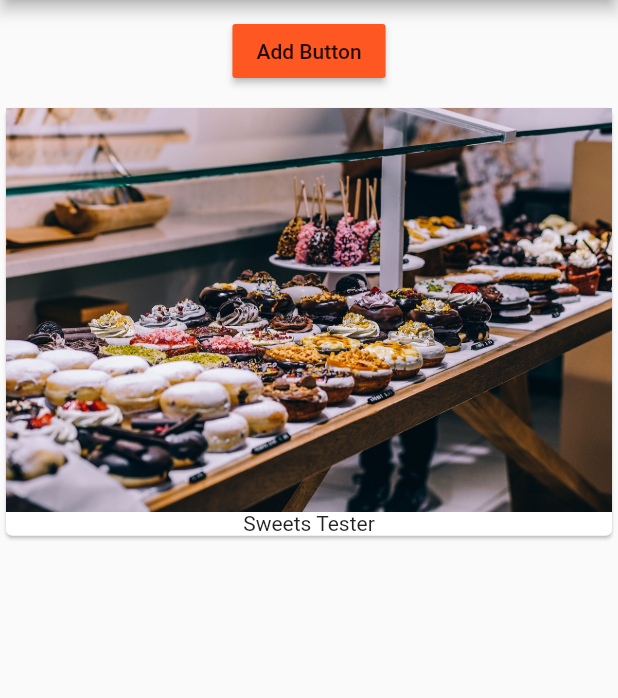
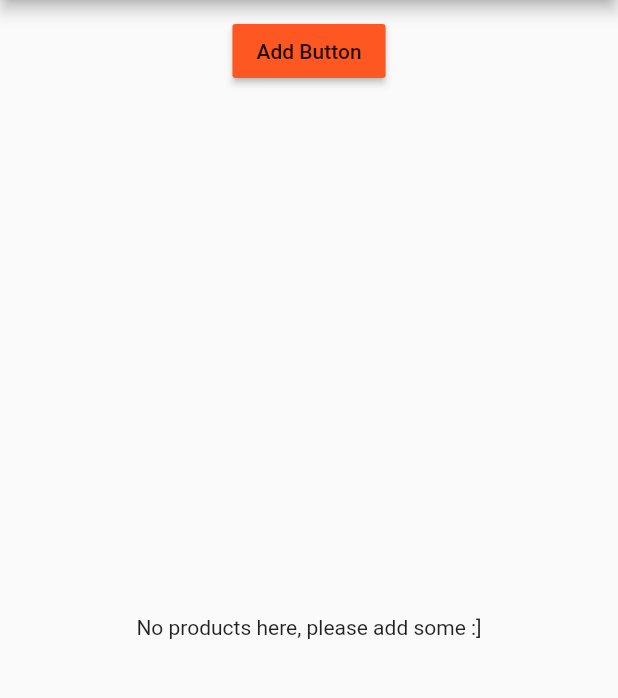
Before and after one commit to youssefalmkari/Easy_List, a Flutter app: the screen it shows after launch, on a phone screen of 412 x 824 dp, the part 84-782 px from its top. Run offline on Flutter 3.47's test engine with Material 2 defaults, Android fonts, the phone set to English and light mode, and no system bars.

Commit message:
opimize list rendering & introduce conditional product list
handle empty list scenario

```diff
--- a/lib/main.dart
+++ b/lib/main.dart
@@ -23,8 +23,7 @@ class MyApp extends StatelessWidget {
         appBar: AppBar(
           title: Text('EasyList'),
         ),
-        body: ProductManager(
-        ),
+        body: ProductManager(),
       ),
     );
   }
--- a/lib/product.dart
+++ b/lib/product.dart
@@ -7,21 +7,35 @@ class Product extends StatelessWidget {
     print('[Products Widget] Constructor');
   }
 
+  Widget _buildProductItem(BuildContext context, int index) {
+    return Card(
+      child: Column(
+        children: <Widget>[
+          Image.asset('assets/food.jpg'),
+          Text(products[index])
+        ],
+      ),
+    );
+  }
+
+  Widget _buildProductList() {
+    Widget productCards;
+    if (products.length > 0) {
+      productCards = ListView.builder(
+        itemBuilder: _buildProductItem,
+        itemCount: products.length,
+      );
+    } else {
+      productCards = Center(
+        child: Text('No products here, please add some :]'),
+      );
+    }
+    return productCards;
+  }
+
   @override
   Widget build(BuildContext context) {
     print('[Products Widget] build()');
-    return ListView(
-        children: products
-            .map(
-                (element) => Card(
-                  child: Column(
-                    children: <Widget>[
-                      Image.asset('assets/food.jpg'),
-                      Text(element)
-                    ],
-                  ),
-                ))
-            .toList()
-    );
+    return _buildProductList();
   }
 }
--- a/lib/product_manager.dart
+++ b/lib/product_manager.dart
@@ -6,7 +6,7 @@ import './product_control.dart';
 class ProductManager extends StatefulWidget {
   final String startingProduct;
 
-  ProductManager({this.startingProduct = 'Sweets Tester'}) {
+  ProductManager({this.startingProduct}) {
     print('[ProductManager Widget] Constructor');
   }
 
@@ -23,7 +23,9 @@ class _ProductManagerState extends State<ProductManager> {
   @override
   void initState() {
     print('[ProductManager State] initState()');
-    _products.add(widget.startingProduct);
+    if (widget.startingProduct != null) {
+      _products.add(widget.startingProduct);
+    }
     super.initState();
   }
 
```
